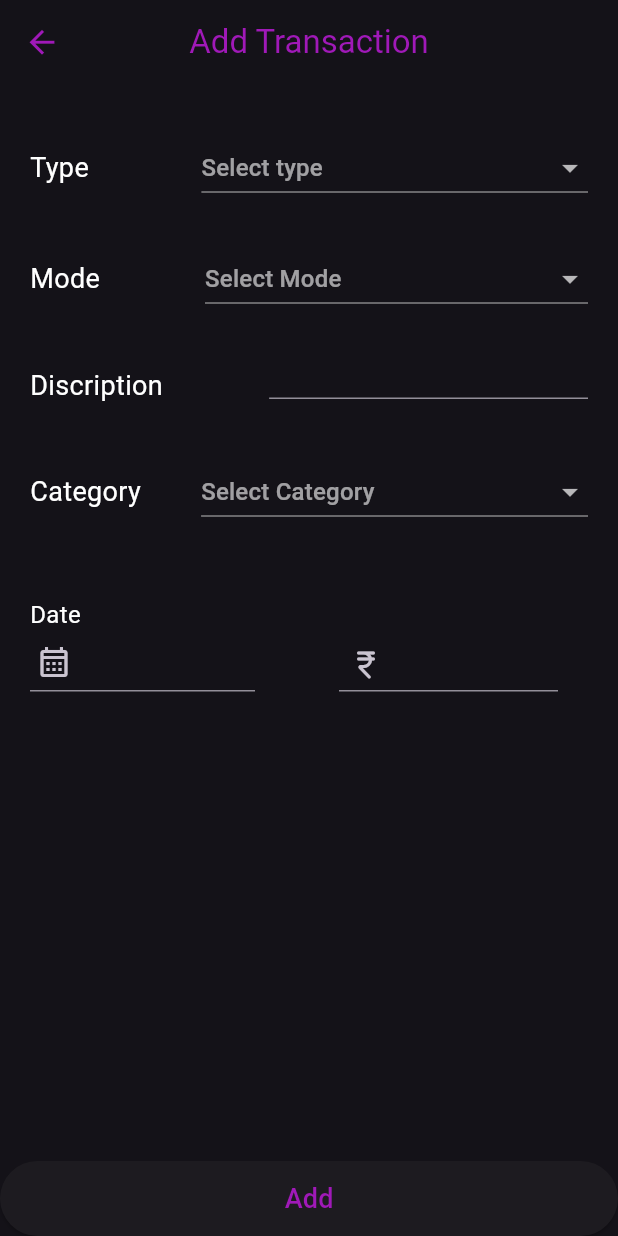
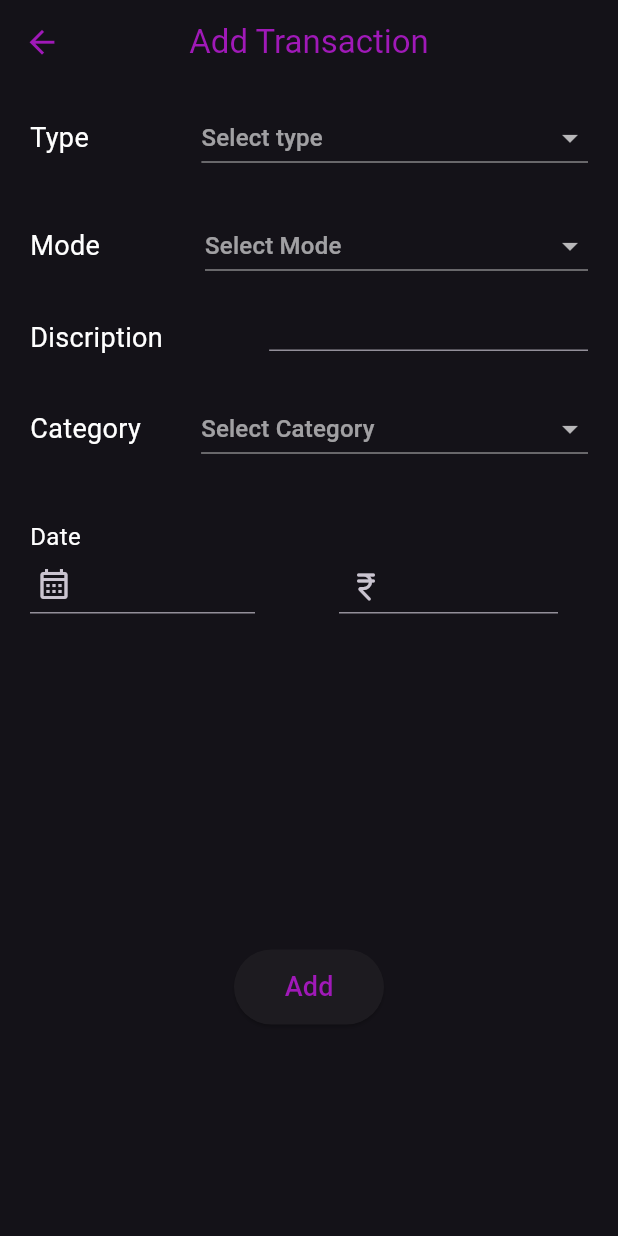
Before and after one commit to kunal-umap/Expances_Manager, a Flutter app: the add_Transaction screen opened directly, after a tap on "Add", on a phone screen of 412 x 824 dp. Run offline on Flutter 3.47's test engine with Material 2 defaults, Android fonts, the light colour scheme and no system bars; our stand-ins replace fl_chart; missing offline and left inert: month_year_picker.

Commit message:
minor changes

```diff
--- a/lib/file_oprations.dart
+++ b/lib/file_oprations.dart
@@ -115,7 +115,7 @@ class FileOprations {
     print('Check two :$arr');
     var inr = 0;
     for(int i = 0;i< arr.length; i++){
-      if(arr[i]["type"] == "Expenses"){
+      if(arr[i]["type"] == "EXPENSE"){
         inr += int.parse(arr[i]["amount"]);
       }
     }
--- a/lib/pages/AddTransactionPage/Add_TransactionPage.dart
+++ b/lib/pages/AddTransactionPage/Add_TransactionPage.dart
@@ -15,9 +15,9 @@ class add_Transaction extends StatefulWidget {
 
 // ignore: camel_case_types
 class _add_TransactionState extends State<add_Transaction> {
-  final DiscriptionController = TextEditingController();
+  final discriptionController = TextEditingController();
   final TextEditingController _date = TextEditingController();
-  final Paise = TextEditingController();
+  final paise = TextEditingController();
   late final _listItem = [
     "EXPENSE",
     "INCOME",
@@ -39,8 +39,8 @@ class _add_TransactionState extends State<add_Transaction> {
 
   @override
   void dispose() {
-    DiscriptionController.dispose();
-    Paise.dispose();
+    discriptionController.dispose();
+    paise.dispose();
     super.dispose();
   }
   Widget build(BuildContext context) {
@@ -64,10 +64,11 @@ class _add_TransactionState extends State<add_Transaction> {
           ),
         ),
       ),
-      body: Column(
+      body: SingleChildScrollView(
+        child: Column(
           mainAxisAlignment: MainAxisAlignment.spaceBetween,
           children: [
-          const SizedBox(height: 20),
+            // const SizedBox(height: 20),
             Padding(
               padding: const EdgeInsets.fromLTRB(20, 12, 20, 12),
               child: Row(
@@ -99,7 +100,7 @@ class _add_TransactionState extends State<add_Transaction> {
                 ],
               ),
             ),
-          const SizedBox(height: 2),
+            // const SizedBox(height: 2),
             Padding(
                 padding: const EdgeInsets.fromLTRB(20, 12, 20, 12),
                 child: Row(
@@ -129,7 +130,7 @@ class _add_TransactionState extends State<add_Transaction> {
                     )
                   ],
                 )),
-          const SizedBox(height: 10),
+            // const SizedBox(height: 10),
             Padding(
                 padding: const EdgeInsets.fromLTRB(20, 12, 20, 12),
                 child: Row(
@@ -148,13 +149,13 @@ class _add_TransactionState extends State<add_Transaction> {
                       child: SizedBox(
                         height: 18,
                           child: TextField(
-                          controller: DiscriptionController,
+                            controller: discriptionController,
                           )
                       ),
                     ),
                   ],
                 )),
-          const SizedBox(height: 10),
+            // const SizedBox(height: 10),
             Padding(
                 padding: const EdgeInsets.fromLTRB(20, 12, 20, 12),
                 child: Row(
@@ -186,7 +187,7 @@ class _add_TransactionState extends State<add_Transaction> {
                   ],
                 )
             ),
-          const SizedBox(height: 10),
+            // const SizedBox(height: 10),
             Padding(
               padding: const EdgeInsets.fromLTRB(20, 12, 20, 12),
               child: Row(
@@ -252,7 +253,7 @@ class _add_TransactionState extends State<add_Transaction> {
                             child: SizedBox(
                                 height: 35,
                                 child: TextField(
-                                controller: Paise,
+                                  controller: paise,
                                   keyboardType: TextInputType.number,
                                   style: const TextStyle(fontSize: 20),
                                   decoration: const InputDecoration(
@@ -273,23 +274,27 @@ class _add_TransactionState extends State<add_Transaction> {
                 ],
               ),
             ),
-          const Expanded(child: SizedBox()),
+            const SizedBox(height: 200,),
             SizedBox(
               height: 50,
-            width: double.maxFinite,
+              width: 100,
               child: ElevatedButton(
                 onPressed: () async {
                   var dataNew = {
-                  "description": DiscriptionController.text,
+                    "description": discriptionController.text,
                     "mode": modechoose,
                     "category": categorychooe,
                     "date": _date.text,
-                  "amount": Paise.text,
+                    "amount": paise.text,
                     "type": listItemSelected
                   };
+
                   DateTime tempDate = new DateFormat("yyyy-MM-dd").parse(_date.text);
                     await FileOprations().writeJsonByData('${tempDate.year}','${tempDate.month}',dataNew);
                     print( await FileOprations().readJson());
+                  paise.text = "";
+                  _date.text = "";
+                  discriptionController.text = "";
                 },
                 child: const Text(
                   "Add",
@@ -303,6 +308,7 @@ class _add_TransactionState extends State<add_Transaction> {
 
           ],
         ),
+      ),
     );
   }
 }
```
Also changed, not shown: lib/pages/Home/Home_Wedgets/GraphSection/Graph.dart (+0 -8 lines). Lines whose indentation alone changed are shown as unchanged.
